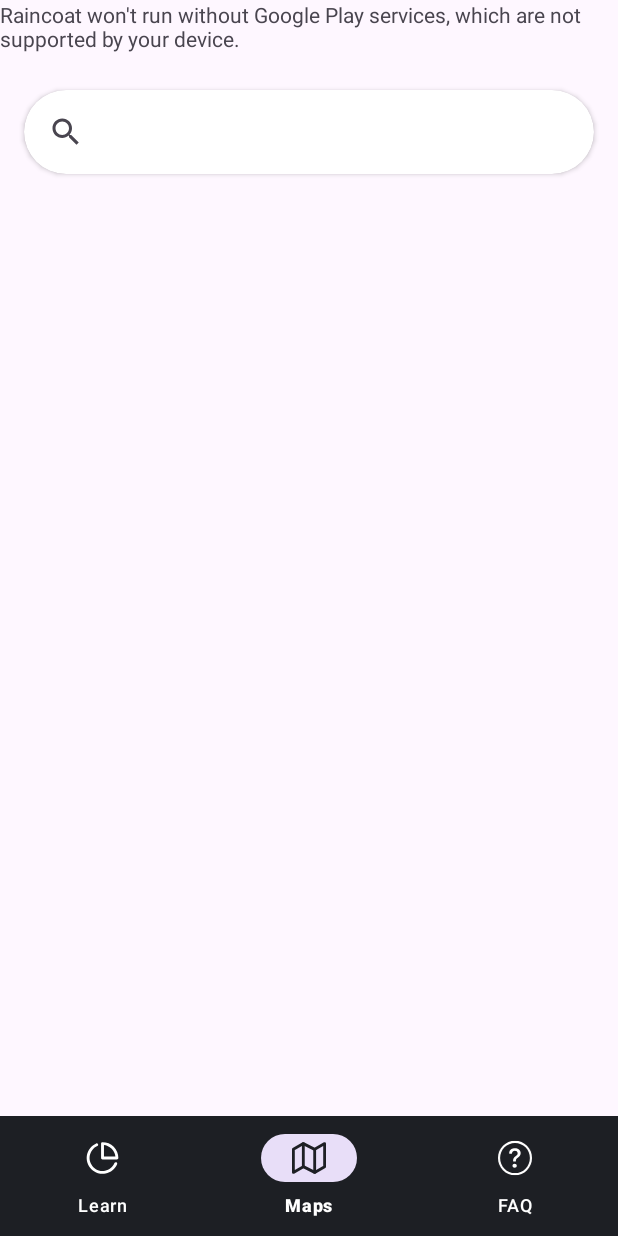
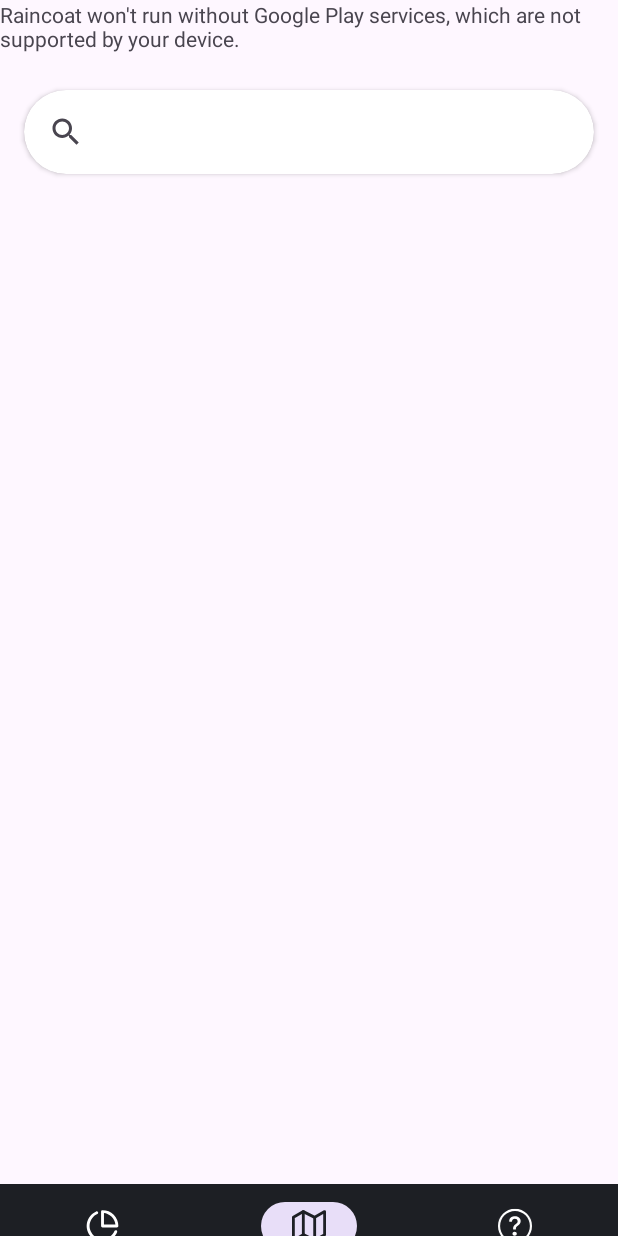
Before and after one commit to Bangkit-Capstone-C241-PS310/flood-forecast, an Android app: the screen it shows after launch (MainActivity), on a phone screen of 412 x 824 dp. Run offline under Robolectric (Android 15) with nearby library versions, the phone set to English and light mode, and no system bars.

Commit message:
refactor: Navbar

```diff
--- a/android/app/src/main/res/layout/activity_main.xml
+++ b/android/app/src/main/res/layout/activity_main.xml
@@ -18,14 +18,16 @@
 
     <com.google.android.material.bottomnavigation.BottomNavigationView
         android:id="@+id/nav_view"
-        android:layout_width="match_parent"
+        android:layout_width="wrap_content"
         android:layout_height="wrap_content"
+        android:layout_marginBottom="-45dp"
         android:background="@color/dark_grey"
         app:itemIconTint="@drawable/tab_color_selector"
         app:itemTextColor="@color/white"
         app:labelVisibilityMode="labeled"
         app:layout_constraintBottom_toBottomOf="parent"
         app:layout_constraintEnd_toEndOf="parent"
+        app:layout_constraintHorizontal_bias="0.0"
         app:layout_constraintStart_toStartOf="parent"
         app:menu="@menu/menu" />
 
```
